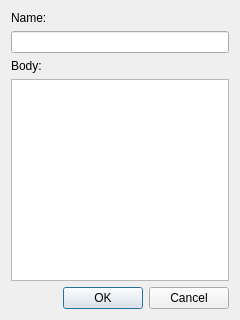
This is templateeditdialog.ui in ceefour/messagemerge as Qt 5 draws it before an edit. The edited form follows.
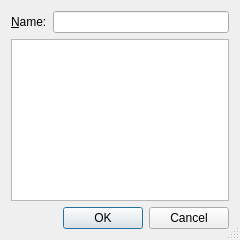
This is the edited form.

Diff of the .ui file:
```diff
--- a/templateeditdialog.ui
+++ b/templateeditdialog.ui
@@ -7,34 +7,36 @@
     <x>0</x>
     <y>0</y>
     <width>240</width>
-    <height>320</height>
+    <height>240</height>
    </rect>
   </property>
   <property name="windowTitle">
    <string>Edit Template</string>
   </property>
+  <property name="sizeGripEnabled">
+   <bool>true</bool>
+  </property>
+  <property name="modal">
+   <bool>true</bool>
+  </property>
   <layout class="QGridLayout" name="gridLayout">
    <item row="0" column="0">
     <widget class="QLabel" name="label">
      <property name="text">
-      <string>Name:</string>
+      <string>&amp;Name:</string>
+     </property>
+     <property name="buddy">
+      <cstring>nameEdit</cstring>
      </property>
     </widget>
    </item>
-   <item row="1" column="0">
+   <item row="0" column="1">
     <widget class="QLineEdit" name="nameEdit"/>
    </item>
-   <item row="2" column="0">
-    <widget class="QLabel" name="label_2">
-     <property name="text">
-      <string>Body:</string>
-     </property>
-    </widget>
-   </item>
-   <item row="3" column="0">
+   <item row="1" column="0" colspan="2">
     <widget class="QPlainTextEdit" name="bodyEdit"/>
    </item>
-   <item row="4" column="0">
+   <item row="2" column="0" colspan="2">
     <widget class="QDialogButtonBox" name="buttonBox">
      <property name="orientation">
       <enum>Qt::Horizontal</enum>
```
Left out of the diff: 3 changed lines with no effect on the pictures.
